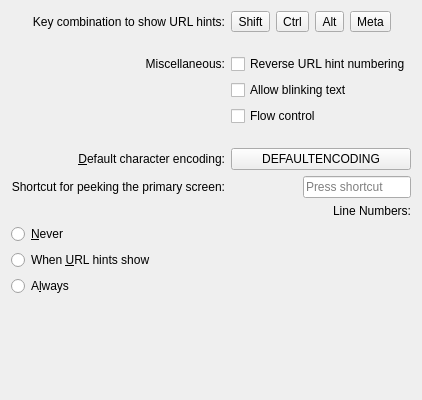
This is src/widgets/EditProfileAdvancedPage.ui in KDE/konsole as Qt 5 draws it before an edit. The edited form follows.
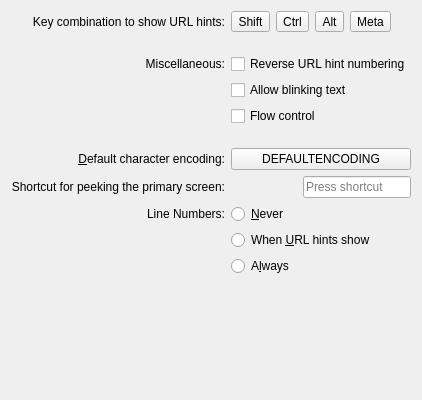
This is the edited form.

Commit message:
Correct layout for profile's Advanced Line Numbers
!1022

Diff of the .ui file:
```diff
--- a/src/widgets/EditProfileAdvancedPage.ui
+++ b/src/widgets/EditProfileAdvancedPage.ui
@@ -249,16 +249,8 @@
      <item row="8" column="1" alignment="Qt::AlignmentFlag::AlignRight">
       <widget class="QKeySequenceEdit" name="peekPrimaryWidget"/>
      </item>
-    </layout>
-   </item>
-   <item alignment="Qt::AlignmentFlag::AlignRight">
+    <item row="10" column="0">
     <widget class="QLabel" name="label_linenums">
-     <property name="sizePolicy">
-      <sizepolicy hsizetype="Fixed" vsizetype="Preferred">
-       <horstretch>0</horstretch>
-       <verstretch>0</verstretch>
-      </sizepolicy>
-     </property>
      <property name="text">
       <string>Line Numbers:</string>
      </property>
@@ -267,7 +259,7 @@
      </property>
     </widget>
    </item>
-   <item>
+   <item row="10" column="1">
     <widget class="QRadioButton" name="lineNumsNever">
      <property name="text">
       <string comment="Never">&amp;Never</string>
@@ -277,7 +269,7 @@
      </attribute>
     </widget>
    </item>
-   <item>
+   <item row="11" column="1">
     <widget class="QRadioButton" name="lineNumsURL">
      <property name="text">
       <string comment="When showing URL hints">When &amp;URL hints show</string>
@@ -287,7 +279,7 @@
      </attribute>
     </widget>
    </item>
-   <item>
+   <item row="12" column="1">
     <widget class="QRadioButton" name="lineNumsAlways">
      <property name="text">
       <string comment="Always">A&amp;lways</string>
@@ -296,6 +288,8 @@
       <string notr="true">lineNums</string>
      </attribute>
     </widget>
+   </item>
+   </layout>
    </item>
    <item>
     <spacer>
```
